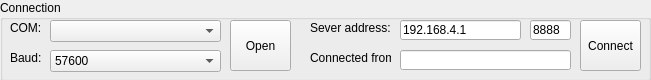
The window that software/GCSQt/com.ui (tuannv-github/PIFer) describes before a commit, drawn with Qt 5.
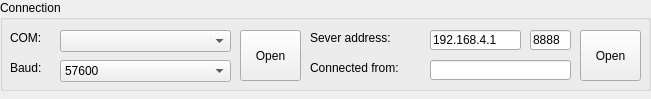
The same window after the commit.

```diff
--- a/software/GCSQt/com.ui
+++ b/software/GCSQt/com.ui
@@ -7,7 +7,7 @@
     <x>0</x>
     <y>0</y>
     <width>651</width>
-    <height>80</height>
+    <height>99</height>
    </rect>
   </property>
   <property name="windowTitle">
@@ -19,7 +19,7 @@
      <x>0</x>
      <y>0</y>
      <width>651</width>
-     <height>81</height>
+     <height>91</height>
     </rect>
    </property>
    <property name="title">
@@ -31,8 +31,8 @@
    <widget class="QComboBox" name="cb_serial_port">
     <property name="geometry">
      <rect>
-      <x>50</x>
-      <y>20</y>
+      <x>60</x>
+      <y>30</y>
       <width>171</width>
       <height>22</height>
      </rect>
@@ -42,8 +42,8 @@
     <property name="geometry">
      <rect>
       <x>10</x>
-      <y>20</y>
-      <width>31</width>
+      <y>30</y>
+      <width>41</width>
       <height>16</height>
      </rect>
     </property>
@@ -55,8 +55,8 @@
     <property name="geometry">
      <rect>
       <x>10</x>
-      <y>50</y>
-      <width>31</width>
+      <y>60</y>
+      <width>41</width>
       <height>16</height>
      </rect>
     </property>
@@ -67,8 +67,8 @@
    <widget class="QComboBox" name="cb_baud">
     <property name="geometry">
      <rect>
-      <x>50</x>
-      <y>50</y>
+      <x>60</x>
+      <y>60</y>
       <width>171</width>
       <height>22</height>
      </rect>
@@ -92,8 +92,8 @@
    <widget class="QPushButton" name="btn_open_com">
     <property name="geometry">
      <rect>
-      <x>230</x>
-      <y>20</y>
+      <x>240</x>
+      <y>30</y>
       <width>61</width>
       <height>51</height>
      </rect>
@@ -106,21 +106,21 @@
     <property name="geometry">
      <rect>
       <x>580</x>
-      <y>20</y>
+      <y>30</y>
       <width>61</width>
       <height>51</height>
      </rect>
     </property>
     <property name="text">
-     <string>Connect</string>
+     <string>Open</string>
     </property>
    </widget>
    <widget class="QLineEdit" name="tb_server_ip">
     <property name="geometry">
      <rect>
-      <x>400</x>
-      <y>20</y>
-      <width>121</width>
+      <x>430</x>
+      <y>30</y>
+      <width>91</width>
       <height>20</height>
      </rect>
     </property>
@@ -132,8 +132,8 @@
     <property name="geometry">
      <rect>
       <x>310</x>
-      <y>20</y>
-      <width>81</width>
+      <y>30</y>
+      <width>111</width>
       <height>16</height>
      </rect>
     </property>
@@ -145,7 +145,7 @@
     <property name="geometry">
      <rect>
       <x>530</x>
-      <y>20</y>
+      <y>30</y>
       <width>41</width>
       <height>20</height>
      </rect>
@@ -158,8 +158,8 @@
     <property name="geometry">
      <rect>
       <x>310</x>
-      <y>50</y>
-      <width>81</width>
+      <y>60</y>
+      <width>121</width>
       <height>16</height>
      </rect>
     </property>
@@ -170,9 +170,9 @@
    <widget class="QLineEdit" name="tb_connected_ip">
     <property name="geometry">
      <rect>
-      <x>400</x>
-      <y>50</y>
-      <width>171</width>
+      <x>430</x>
+      <y>60</y>
+      <width>141</width>
       <height>20</height>
      </rect>
     </property>
```
